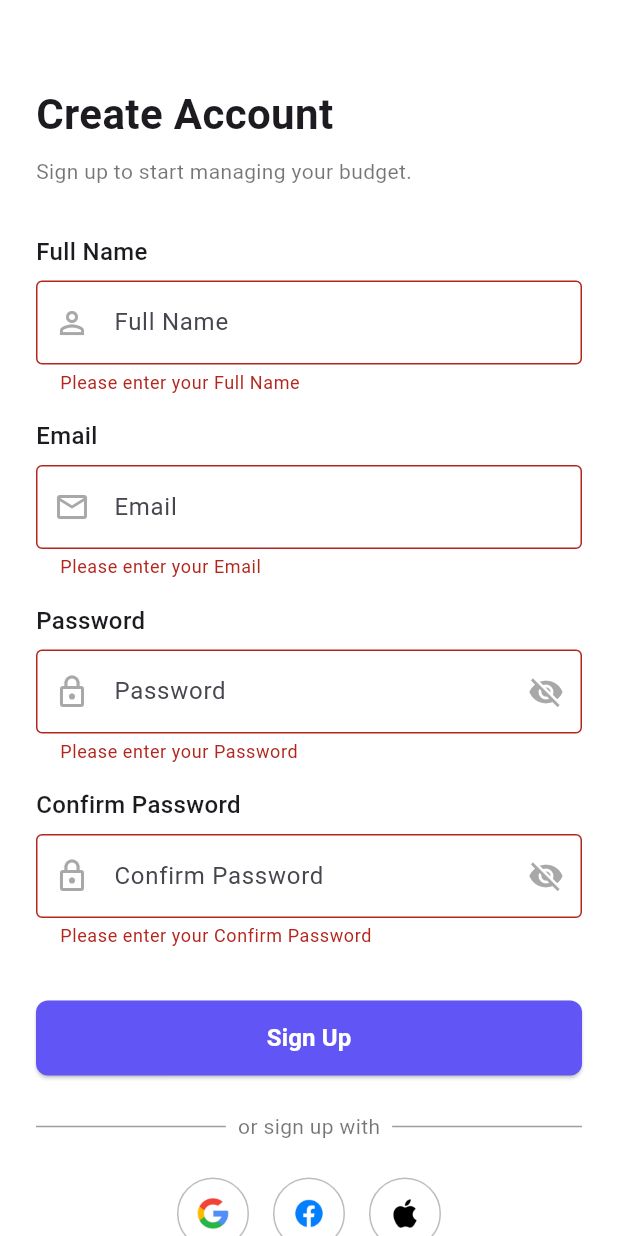
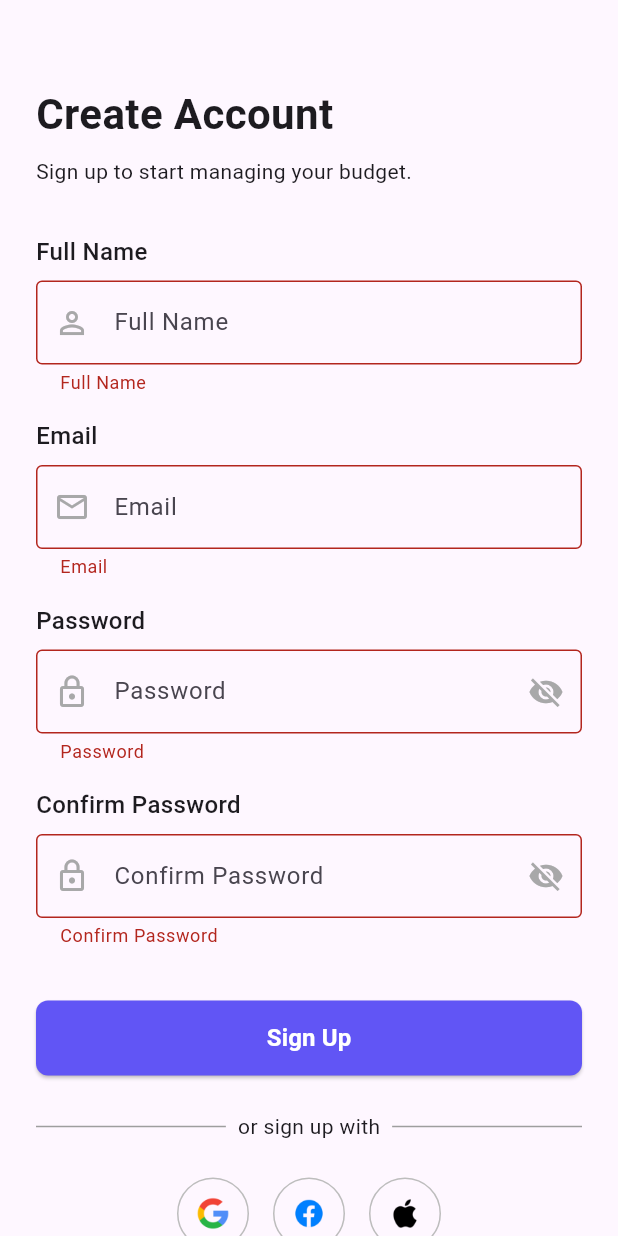
Before and after one commit to Nourhan-mo7amed/masrofy, a Flutter app: the RegisterScreen screen opened by its route, after a tap on "Sign Up", on a phone screen of 412 x 824 dp. Run offline on Flutter 3.47's test engine with Material 3 defaults, Android fonts, the phone set to English and light mode, and no system bars; our stand-ins replace cloud_firestore, firebase_auth, firebase_core, fl_chart, google_sign_in, lottie and 1 more; accounts and stored records are empty.

Commit message:
refactor: enhance localization support by adding logout confirmation strings and updating existing hints

```diff
--- a/lib/l10n/app_localizations.dart
+++ b/lib/l10n/app_localizations.dart
@@ -839,13 +839,20 @@ abstract class AppLocalizations {
 
   String get fillRequiredFields ;
 
-  String? get amountHint ;
+  String get amountHint ;
 
-  String? get salaryHint ;
+  String get salaryHint ;
 
   String get failedToSaveIncome;
 
   String get incomeAddedSuccessfully;
+
+  String get confirmLogout ;
+
+  String get cancel ;
+
+  String get logoutConfirmation ;
+
 }
 
 class _AppLocalizationsDelegate extends LocalizationsDelegate<AppLocalizations> {
--- a/lib/view/loginView/login_screen.dart
+++ b/lib/view/loginView/login_screen.dart
@@ -13,7 +13,6 @@ class LoginScreen extends StatelessWidget {
     final loc = AppLocalizations.of(context)!;
 
     return Scaffold(
-      backgroundColor: Colors.white,
       body: SafeArea(
         child: SingleChildScrollView(
           padding: const EdgeInsets.all(24.0),
@@ -32,7 +31,7 @@ class LoginScreen extends StatelessWidget {
               // Description
               Text(
                 loc.loginDescription,
-                style: const TextStyle(fontSize: 14, color: Colors.black54),
+                style: const TextStyle(fontSize: 14, ),
               ),
               const SizedBox(height: 32),
 
@@ -48,7 +47,7 @@ class LoginScreen extends StatelessWidget {
                     padding: const EdgeInsets.symmetric(horizontal: 8.0),
                     child: Text(
                       loc.orLoginWith,
-                      style: const TextStyle(color: Colors.black54),
+
                     ),
                   ),
                   const Expanded(child: Divider(thickness: 1, color: Colors.grey)),
--- a/lib/view/registerView/register_screen.dart
+++ b/lib/view/registerView/register_screen.dart
@@ -12,7 +12,6 @@ class RegisterScreen extends StatelessWidget {
     final loc = AppLocalizations.of(context)!;
 
     return Scaffold(
-      backgroundColor: Colors.white,
       body: SafeArea(
         child: SingleChildScrollView(
           padding: const EdgeInsets.all(24.0),
@@ -29,7 +28,7 @@ class RegisterScreen extends StatelessWidget {
               const SizedBox(height: 8),
               Text(
                 loc.signUpToStart,
-                style: const TextStyle(fontSize: 14, color: Colors.black54),
+                style: const TextStyle(fontSize: 14, ),
               ),
 
               const SizedBox(height: 32),
@@ -45,7 +44,6 @@ class RegisterScreen extends StatelessWidget {
                     padding: const EdgeInsets.symmetric(horizontal: 8.0),
                     child: Text(
                       loc.orSignUpWith,
-                      style: const TextStyle(color: Colors.black54),
                     ),
                   ),
                   const Expanded(child: Divider(thickness: 1, color: Colors.grey)),
--- a/lib/widgets/Costom_TextFormField.dart
+++ b/lib/widgets/Costom_TextFormField.dart
@@ -30,7 +30,7 @@ class _CustomTextFormFieldState extends State<CustomTextFormField> {
       autovalidateMode: AutovalidateMode.onUserInteraction,
       validator: (value) {
         if (value == null || value.isEmpty) {
-          return "Please enter your ${widget.hintText}";
+          return "${widget.hintText}";
         }
         return null;
       },
```
Also changed, not shown: lib/l10n/app_localizations_ar.dart (+11 -2 lines), lib/l10n/app_localizations_en.dart (+14 -7 lines), lib/widgets/LogoutBottomSheet.dart (+16 -14 lines).
